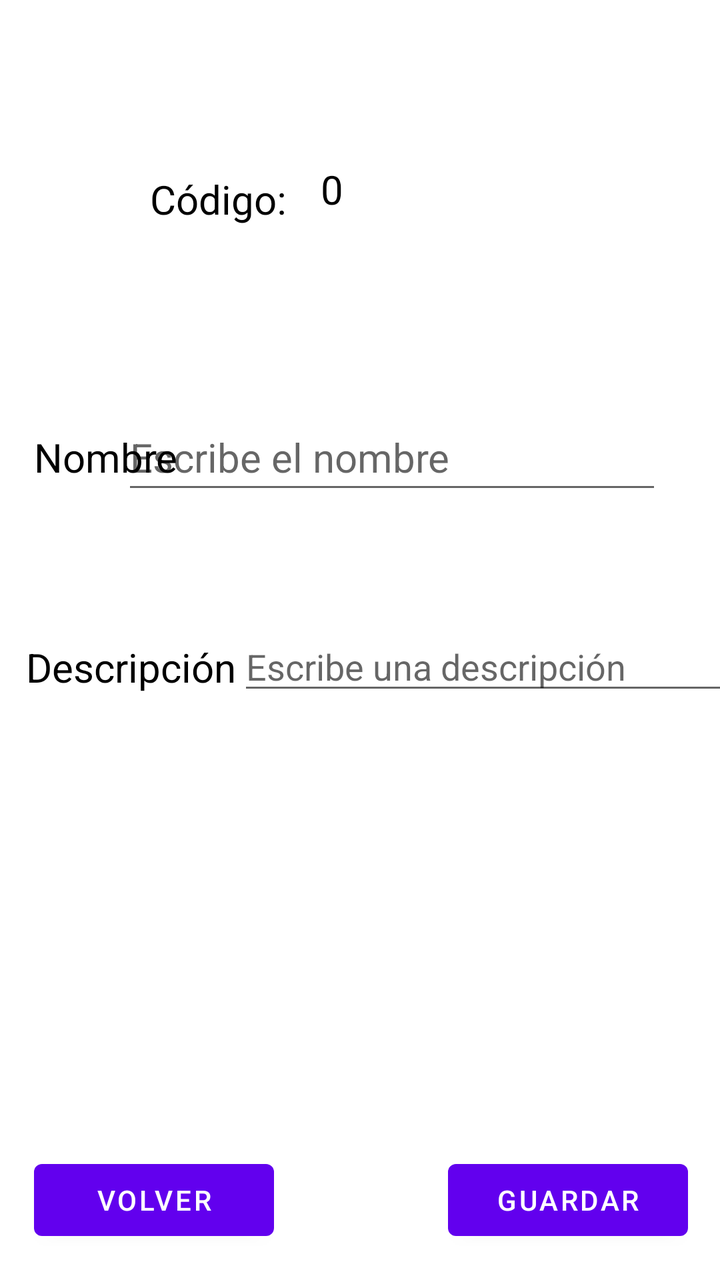
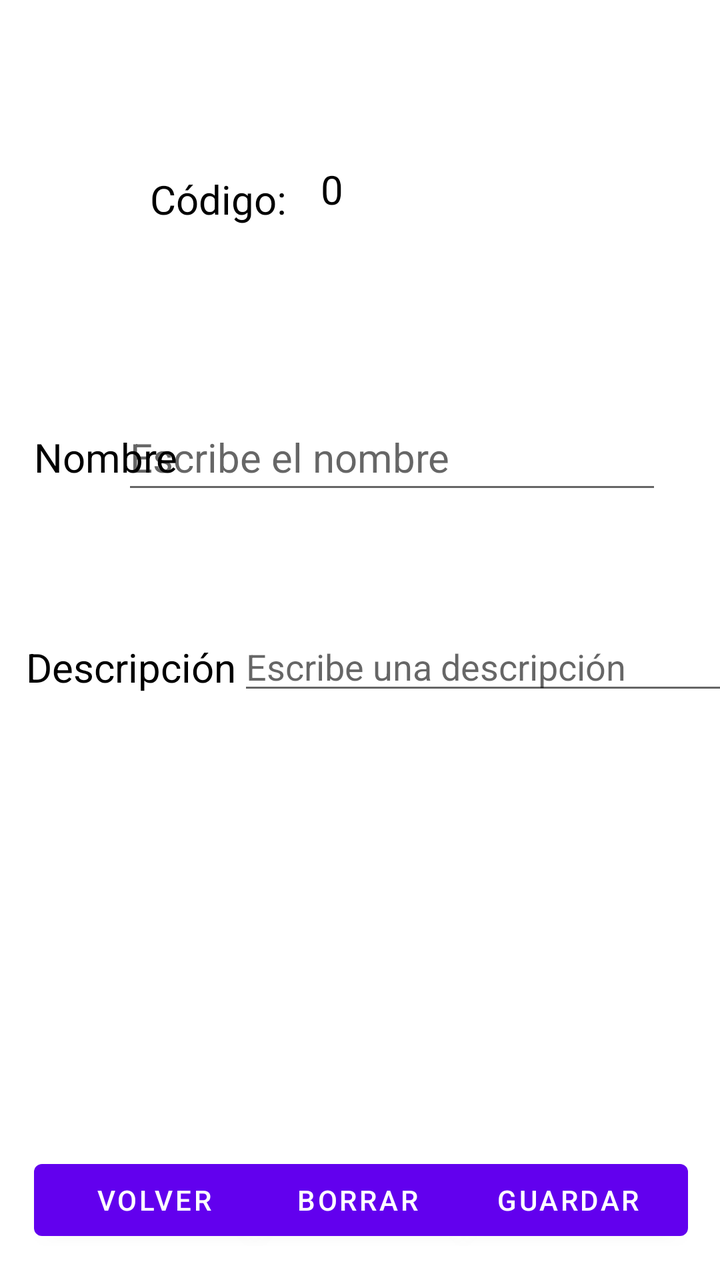

Two renders of the same Android screen: before a commit and after it. Below are the layout's source before the change and the commit's diff.
<!-- AndroidManifest.xml: application theme Theme.AplicacionIncidencias -->
<!-- res/layout/activity_info_sala.xml -->
<?xml version="1.0" encoding="utf-8"?>
<androidx.constraintlayout.widget.ConstraintLayout xmlns:android="http://schemas.android.com/apk/res/android"
    xmlns:app="http://schemas.android.com/apk/res-auto"
    xmlns:tools="http://schemas.android.com/tools"
    android:id="@+id/main"
    android:layout_width="match_parent"
    android:layout_height="match_parent"
    android:orientation="horizontal"
    tools:context=".Sala.Activity_Info_Sala">


    <TextView
        android:id="@+id/tvCodigoSala"
        android:layout_width="wrap_content"
        android:layout_height="wrap_content"
        android:layout_marginStart="100dp"
        android:layout_marginTop="86dp"
        android:layout_marginEnd="18dp"
        android:text="Código: "
        android:textAlignment="center"
        android:textColor="@color/black"
        android:textSize="20sp"
        app:layout_constraintEnd_toStartOf="@+id/tvinfoCodigoSala"
        app:layout_constraintStart_toStartOf="parent"
        app:layout_constraintTop_toTopOf="parent" />

    <TextView
        android:id="@+id/tvinfoCodigoSala"
        android:layout_width="50dp"
        android:layout_height="45dp"
        android:layout_marginTop="72dp"
        android:layout_marginEnd="169dp"
        android:layout_marginBottom="85dp"
        android:gravity="center"
        android:text="0"
        android:textColor="@color/black"
        android:textSize="20sp"
        app:layout_constraintBottom_toTopOf="@+id/editNombreSala"
        app:layout_constraintEnd_toEndOf="parent"
        app:layout_constraintTop_toTopOf="parent" />

    <TextView
        android:id="@+id/tvNombreSala"
        android:layout_width="wrap_content"
        android:layout_height="wrap_content"
        android:layout_marginStart="17dp"
        android:layout_marginTop="215dp"
        android:text="Nombre "
        android:textAlignment="center"
        android:textColor="@color/black"
        android:textSize="20sp"
        app:layout_constraintStart_toStartOf="parent"
        app:layout_constraintTop_toTopOf="parent" />

    <EditText
        android:id="@+id/editNombreSala"
        android:layout_width="270sp"
        android:layout_height="50sp"
        android:layout_marginTop="85dp"
        android:layout_marginEnd="29dp"
        android:inputType="text"
        android:text=""
        android:hint="Escribe el nombre"
        android:textAlignment="textStart"
        android:textSize="20sp"
        app:layout_constraintEnd_toEndOf="parent"
        app:layout_constraintTop_toBottomOf="@+id/tvinfoCodigoSala" />

    <TextView
        android:id="@+id/tvDescripcionSala"
        android:layout_width="wrap_content"
        android:layout_height="wrap_content"
        android:layout_marginStart="13dp"
        android:layout_marginTop="78dp"
        android:text="Descripción "
        android:textAlignment="center"
        android:textColor="@color/black"
        android:textSize="20sp"
        app:layout_constraintStart_toStartOf="parent"
        app:layout_constraintTop_toBottomOf="@+id/tvNombreSala"/>

    <EditText
        android:id="@+id/editDescripcionSala"
        android:layout_width="250sp"
        android:layout_height="wrap_content"
        android:layout_marginStart="21dp"
        android:layout_marginTop="59dp"
        android:layout_marginEnd="16dp"
        android:inputType="textMultiLine"
        android:text=""
        android:hint="Escribe una descripción"
        android:textAlignment="textStart"
        app:layout_constraintEnd_toEndOf="parent"
        app:layout_constraintStart_toEndOf="@+id/tvDescripcionSala"
        app:layout_constraintTop_toBottomOf="@+id/editNombreSala" />

    <Button
        android:id="@+id/btnGuardarSala"
        android:layout_width="120dp"
        android:layout_height="wrap_content"
        android:layout_marginEnd="16dp"
        android:layout_marginBottom="16dp"
        android:text="Guardar"
        app:layout_constraintBottom_toBottomOf="parent"
        app:layout_constraintEnd_toEndOf="parent" />

    <Button
        android:id="@+id/btnVolverSala"
        android:layout_width="120dp"
        android:layout_height="wrap_content"
        android:layout_marginStart="17dp"
        android:layout_marginBottom="16dp"
        android:text="Volver"
        app:layout_constraintBottom_toBottomOf="parent"
        app:layout_constraintStart_toStartOf="parent" />


</androidx.constraintlayout.widget.ConstraintLayout>
<!-- resources referenced by this layout -->
<resources>
  <color name="black">#FF000000</color>
  <style name="Theme.AplicacionIncidencias" parent="Theme.MaterialComponents.DayNight.DarkActionBar">
          
          <item name="colorPrimary">@color/purple_500</item>
          <item name="colorPrimaryVariant">@color/purple_700</item>
          <item name="colorOnPrimary">@color/white</item>
          
          <item name="colorSecondary">@color/teal_200</item>
          <item name="colorSecondaryVariant">@color/teal_700</item>
          <item name="colorOnSecondary">@color/black</item>
          
          <item name="android:statusBarColor">?attr/colorPrimaryVariant</item>
          
      </style>
  <color name="purple_500">#FF6200EE</color>
  <color name="purple_700">#FF3700B3</color>
  <color name="white">#FFFFFFFF</color>
  <color name="teal_200">#FF03DAC5</color>
  <color name="teal_700">#FF018786</color>
</resources>

<!-- the commit's change to res/layout/activity_info_sala.xml (unified diff, before → after) -->
@@ -105,6 +105,18 @@
         app:layout_constraintEnd_toEndOf="parent" />
 
     <Button
+        android:id="@+id/btnBorrarSala"
+        android:layout_width="120dp"
+        android:layout_height="wrap_content"
+        android:layout_marginStart="7dp"
+        android:layout_marginEnd="11dp"
+        android:layout_marginBottom="16dp"
+        android:text="Borrar"
+        app:layout_constraintBottom_toBottomOf="parent"
+        app:layout_constraintEnd_toStartOf="@+id/btnGuardarSala"
+        app:layout_constraintStart_toEndOf="@+id/btnVolverSala" />
+
+    <Button
         android:id="@+id/btnVolverSala"
         android:layout_width="120dp"
         android:layout_height="wrap_content"
